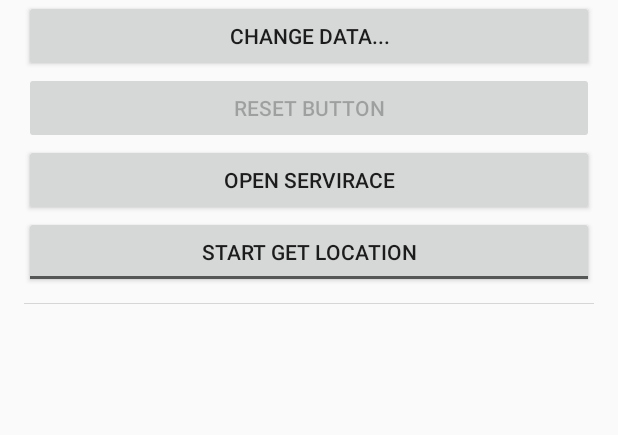
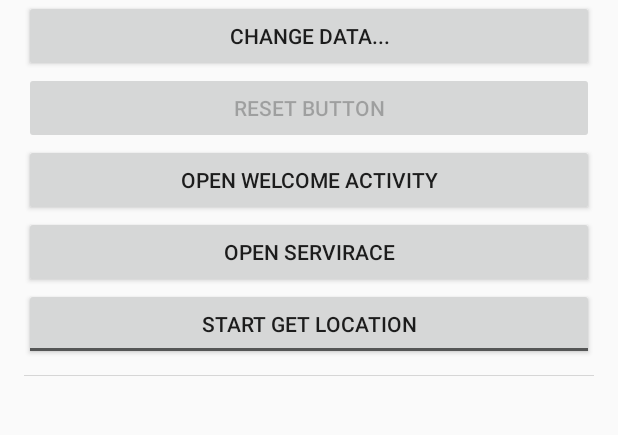
Before and after one commit to mugan86/android-utils-library, an Android app: the screen it shows after launch (MainActivity), on a phone screen of 412 x 824 dp, the part 189-624 px from its top. Run offline under Robolectric (Android 15) with nearby library versions, the phone set to English and light mode, and no system bars; our stand-ins replace Picasso; pictures from the network do not load.

Commit message:
Add new button

```diff
--- a/utils/src/main/res/layout/my_view.xml
+++ b/utils/src/main/res/layout/my_view.xml
@@ -28,6 +28,11 @@
         android:layout_width="match_parent"
         android:layout_height="wrap_content" />
     <Button
+        android:text="Open Welcome Activity"
+        android:id="@+id/welcomeButton"
+        android:layout_width="match_parent"
+        android:layout_height="wrap_content" />
+    <Button
         android:text="Open Servirace"
         android:id="@+id/show_servirace_main_pageButton"
         android:layout_width="match_parent"
```
